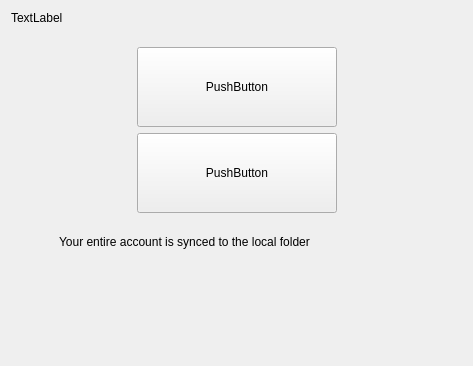
Qt form src/gui/wizard/owncloudwizardresultpage.ui (reberthkss/ResultCloud) before a commit.
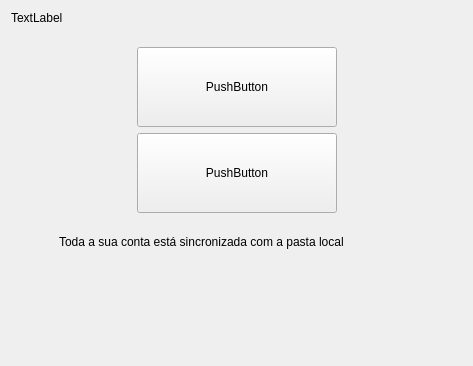
The same form after that commit.

The edit to the form file:
```diff
--- a/src/gui/wizard/owncloudwizardresultpage.ui
+++ b/src/gui/wizard/owncloudwizardresultpage.ui
@@ -160,7 +160,7 @@
        <item>
         <widget class="QLabel" name="localFolderLabel">
          <property name="text">
-          <string>Your entire account is synced to the local folder </string>
+          <string>Toda a sua conta está sincronizada com a pasta local </string>
          </property>
          <property name="wordWrap">
           <bool>true</bool>
```
